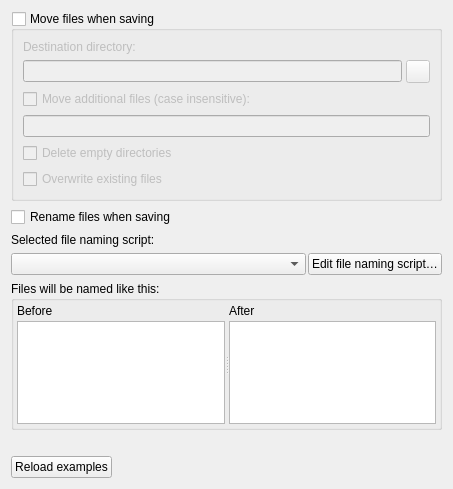
Qt form ui/options_renaming.ui (metabrainz/picard) before a commit.
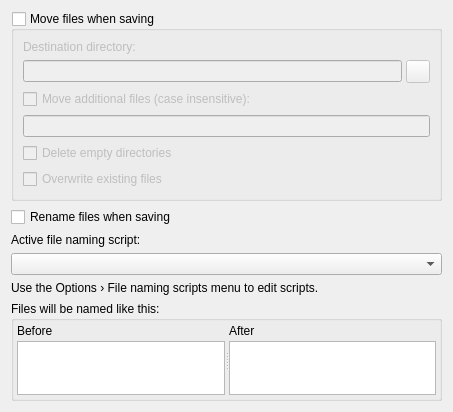
The same form after that commit.

Commit message:
Simplify Options File Naming page
Remove all script editor synchronization logic. The page now has:
- Rename/move checkboxes and move settings (as before)
- Active script selector (simple combo, reads/writes config directly)
- File naming examples (local, updates on selector/settings change)
- Help text pointing to menu for editing scripts

On save, validates selected script still exists in config (safety
net if editor deletes a script while Options is open).

Rename option title to 'Active file naming script'.

The edit to the form file:
```diff
--- a/ui/options_renaming.ui
+++ b/ui/options_renaming.ui
@@ -10,7 +10,7 @@
     <x>0</x>
     <y>0</y>
     <width>453</width>
-    <height>489</height>
+    <height>300</height>
    </rect>
   </property>
   <property name="sizePolicy">
@@ -19,7 +19,7 @@
     <verstretch>0</verstretch>
    </sizepolicy>
   </property>
-  <layout class="QVBoxLayout" name="verticalLayout_5" stretch="0,0,0,0,0,0,0">
+  <layout class="QVBoxLayout" name="verticalLayout_5">
    <item>
     <widget class="QGroupBox" name="move_files">
      <property name="title">
@@ -99,7 +99,7 @@
    <item>
     <widget class="QLabel" name="selected_script_label">
      <property name="text">
-      <string>Selected file naming script:</string>
+      <string>Active file naming script:</string>
      </property>
      <property name="buddy">
       <cstring>naming_script_selector</cstring>
@@ -107,31 +107,27 @@
     </widget>
    </item>
    <item>
-    <layout class="QHBoxLayout" name="horizontalLayout_2">
-     <property name="spacing">
-      <number>2</number>
+    <widget class="QComboBox" name="naming_script_selector">
+     <property name="sizePolicy">
+      <sizepolicy hsizetype="Expanding" vsizetype="Fixed">
+       <horstretch>0</horstretch>
+       <verstretch>0</verstretch>
+      </sizepolicy>
      </property>
-     <item>
-      <widget class="QComboBox" name="naming_script_selector">
-       <property name="sizePolicy">
-        <sizepolicy hsizetype="Expanding" vsizetype="Fixed">
-         <horstretch>0</horstretch>
-         <verstretch>0</verstretch>
-        </sizepolicy>
-       </property>
-      </widget>
-     </item>
-     <item>
-      <widget class="QPushButton" name="open_script_editor">
-       <property name="text">
-        <string>Edit file naming script…</string>
-       </property>
-      </widget>
-     </item>
-    </layout>
+    </widget>
    </item>
    <item>
-    <widget class="QGroupBox" name="groupBox">
+    <widget class="QLabel" name="script_help_label">
+     <property name="text">
+      <string>Use the Options › File naming scripts menu to edit scripts.</string>
+     </property>
+     <property name="wordWrap">
+      <bool>true</bool>
+     </property>
+    </widget>
+   </item>
+   <item>
+    <widget class="QGroupBox" name="examples_group">
      <property name="sizePolicy">
       <sizepolicy hsizetype="Preferred" vsizetype="MinimumExpanding">
        <horstretch>0</horstretch>
@@ -141,13 +137,13 @@
      <property name="minimumSize">
       <size>
        <width>0</width>
-       <height>120</height>
+       <height>100</height>
       </size>
      </property>
      <property name="title">
       <string>Files will be named like this:</string>
      </property>
-     <layout class="QVBoxLayout" name="verticalLayout_6">
+     <layout class="QVBoxLayout" name="examples_layout">
       <property name="leftMargin">
        <number>3</number>
       </property>
@@ -165,20 +161,11 @@
         <property name="orientation">
          <enum>Qt::Orientation::Horizontal</enum>
         </property>
-        <widget class="QFrame" name="frame">
-         <property name="minimumSize">
-          <size>
-           <width>100</width>
-           <height>0</height>
-          </size>
-         </property>
+        <widget class="QFrame" name="before_frame">
          <property name="frameShape">
           <enum>QFrame::Shape::NoFrame</enum>
          </property>
-         <property name="frameShadow">
-          <enum>QFrame::Shadow::Raised</enum>
-         </property>
-         <layout class="QVBoxLayout" name="verticalLayout">
+         <layout class="QVBoxLayout" name="before_layout">
           <property name="spacing">
            <number>3</number>
           </property>
@@ -195,7 +182,7 @@
            <number>0</number>
           </property>
           <item>
-           <widget class="QLabel" name="example_filename_before_label">
+           <widget class="QLabel" name="example_before_label">
             <property name="text">
              <string>Before</string>
             </property>
@@ -206,20 +193,11 @@
           </item>
          </layout>
         </widget>
-        <widget class="QFrame" name="frame_2">
-         <property name="minimumSize">
-          <size>
-           <width>100</width>
-           <height>0</height>
-          </size>
-         </property>
+        <widget class="QFrame" name="after_frame">
          <property name="frameShape">
           <enum>QFrame::Shape::NoFrame</enum>
          </property>
-         <property name="frameShadow">
-          <enum>QFrame::Shadow::Raised</enum>
-         </property>
-         <layout class="QVBoxLayout" name="verticalLayout_3">
+         <layout class="QVBoxLayout" name="after_layout">
           <property name="spacing">
            <number>3</number>
           </property>
@@ -236,7 +214,7 @@
            <number>0</number>
           </property>
           <item>
-           <widget class="QLabel" name="example_filename_after_label">
+           <widget class="QLabel" name="example_after_label">
             <property name="text">
              <string>After</string>
             </property>
@@ -252,43 +230,6 @@
      </layout>
     </widget>
    </item>
-   <item>
-    <widget class="QLabel" name="example_selection_note">
-     <property name="text">
-      <string/>
-     </property>
-     <property name="wordWrap">
-      <bool>true</bool>
-     </property>
-    </widget>
-   </item>
-   <item>
-    <layout class="QHBoxLayout" name="horizontalLayout">
-     <property name="spacing">
-      <number>2</number>
-     </property>
-     <item>
-      <widget class="QPushButton" name="example_filename_sample_files_button">
-       <property name="text">
-        <string>Reload examples</string>
-       </property>
-      </widget>
-     </item>
-     <item>
-      <spacer name="horizontalSpacer_2">
-       <property name="orientation">
-        <enum>Qt::Orientation::Horizontal</enum>
-       </property>
-       <property name="sizeHint" stdset="0">
-        <size>
-         <width>40</width>
-         <height>20</height>
-        </size>
-       </property>
-      </spacer>
-     </item>
-    </layout>
-   </item>
   </layout>
  </widget>
  <tabstops>
```
Left out of the diff: 11 changed lines with no effect on the pictures. The commit also changes 5 other files.
